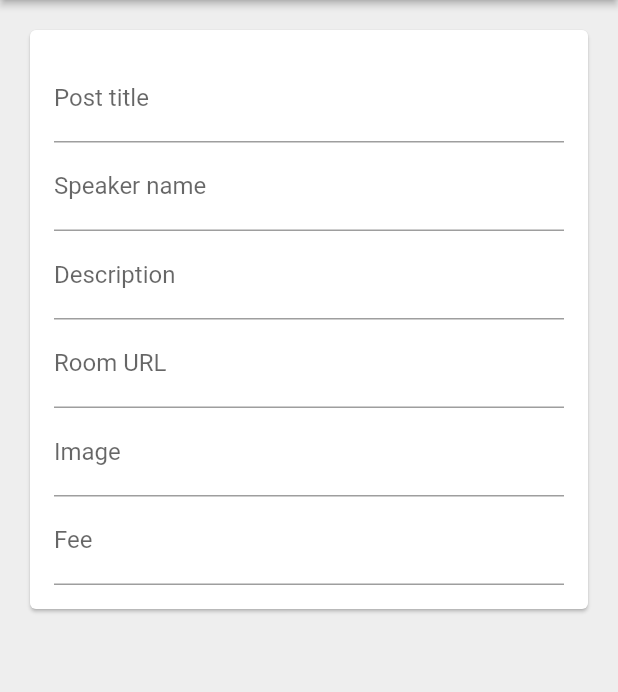
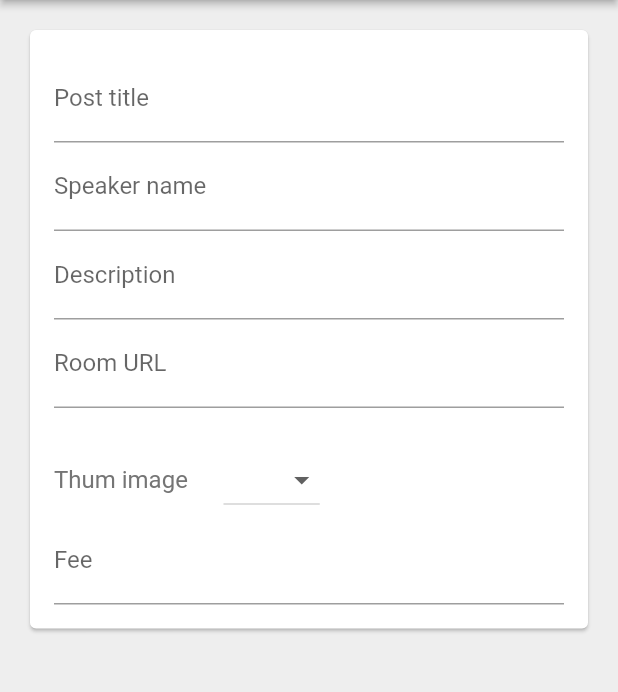
Before and after one commit to kktsuji/tellus-mockup, a Flutter app: the PostsPage screen opened directly, after a tap on the "add" icon, on a phone screen of 412 x 824 dp, the part 84-776 px from its top. Run offline on Flutter 3.47's test engine with Material 2 defaults, Android fonts, the phone set to English and light mode, and no system bars; our stand-ins replace cloud_firestore, firebase_auth, google_sign_in, rxdart; accounts and stored records are empty; statements that could not run were skipped.

Commit message:
Add post list page

```diff
--- a/lib/app/home/cupertino_home_scaffold.dart
+++ b/lib/app/home/cupertino_home_scaffold.dart
@@ -22,10 +22,10 @@ class CupertinoHomeScaffold extends StatelessWidget {
     return CupertinoTabScaffold(
       tabBar: CupertinoTabBar(
         items: [
+          _buildItem(TabItem.posts),
           _buildItem(TabItem.jobs),
           _buildItem(TabItem.entries),
           _buildItem(TabItem.account),
-          _buildItem(TabItem.posts),
         ],
         onTap: (index) => onSelectTab(TabItem.values[index]),
       ),
--- a/lib/app/home/home_page.dart
+++ b/lib/app/home/home_page.dart
@@ -13,21 +13,21 @@ class HomePage extends StatefulWidget {
 }
 
 class _HomePageState extends State<HomePage> {
-  TabItem _currentTab = TabItem.jobs;
+  TabItem _currentTab = TabItem.posts;
 
   final Map<TabItem, GlobalKey<NavigatorState>> navigatorKeys = {
+    TabItem.posts: GlobalKey<NavigatorState>(),
     TabItem.jobs: GlobalKey<NavigatorState>(),
     TabItem.entries: GlobalKey<NavigatorState>(),
     TabItem.account: GlobalKey<NavigatorState>(),
-    TabItem.posts: GlobalKey<NavigatorState>(),
   };
 
   Map<TabItem, WidgetBuilder> get widgetBuilders {
     return {
+      TabItem.posts: (_) => PostsPage(),
       TabItem.jobs: (_) => JobsPage(),
       TabItem.entries: (context) => EntriesPage.create(context),
       TabItem.account: (_) => AccountPage(),
-      TabItem.posts: (_) => PostsPage(),
     };
   }
 
--- a/lib/app/home/models/post.dart
+++ b/lib/app/home/models/post.dart
@@ -14,7 +14,7 @@ class Post {
   final String speaker;
   final String description;
   final String url;
-  final int img;
+  final String img;
   final int fee;
 
   Map<String, dynamic> toMap() {
@@ -38,7 +38,7 @@ class Post {
     final String speaker = data['speaker'];
     final String description = data['description'];
     final String url = data['url'];
-    final int img = data['img'];
+    final String img = data['img'];
     final int fee = data['fee'];
     return Post(
       postId: postId,
--- a/lib/app/home/posts/edit_post_page.dart
+++ b/lib/app/home/posts/edit_post_page.dart
@@ -34,8 +34,9 @@ class _EditPostPageState extends State<EditPostPage> {
   String _speaker;
   String _description;
   String _url;
-  int _img;
+  String _img;
   int _fee;
+  List<String> _selectedItems = ['biz', 'game', 'green', 'sea', 'sky', 'town'];
 
   @override
   void initState() {
@@ -60,6 +61,8 @@ class _EditPostPageState extends State<EditPostPage> {
   }
 
   Future<void> _submit() async {
+    print(_img);
+
     if (_validateAndSaveForm()) {
       try {
         final postId = widget.post?.postId ?? documentIdFromCurrentDate();
@@ -152,11 +155,29 @@ class _EditPostPageState extends State<EditPostPage> {
         validator: (value) => value.isNotEmpty ? null : 'URL can\'t be empty',
         onSaved: (value) => _url = value,
       ),
-      TextFormField(
-        decoration: InputDecoration(labelText: 'Image'),
-        initialValue: _img != null ? '$_img' : null,
-        validator: (value) => value.isNotEmpty ? null : 'Image can\'t be empty',
-        onSaved: (value) => _img = int.tryParse(value) ?? 0,
+      SizedBox(height: 24.0),
+      Row(
+        children: <Widget>[
+          Text(
+            'Thum image      ',
+            style: TextStyle(fontSize: 16, color: Colors.grey[600]),
+          ),
+          DropdownButton<String> (
+            value: _img,
+            onChanged: (String string) => setState(() => _img = string),
+            selectedItemBuilder: (BuildContext context) {
+              return _selectedItems.map<Widget>((String item) {
+                return Text(item);
+              }).toList();
+            },
+            items: _selectedItems.map((String item) {
+              return DropdownMenuItem<String>(
+                child: Text('$item'),
+                value: item,
+              );
+            }).toList(),
+          ),
+        ],
       ),
       TextFormField(
         decoration: InputDecoration(labelText: 'Fee'),
--- a/lib/app/home/tab_item.dart
+++ b/lib/app/home/tab_item.dart
@@ -1,7 +1,7 @@
 
 import 'package:flutter/material.dart';
 
-enum TabItem { jobs, entries, account, posts }
+enum TabItem { posts, jobs, entries, account }
 
 class TabItemData {
   const TabItemData({@required this.title, @required this.icon});
@@ -10,9 +10,9 @@ class TabItemData {
   final IconData icon;
 
   static const Map<TabItem, TabItemData> allTabs = {
+    TabItem.posts: TabItemData(title: 'Posts', icon: Icons.dehaze),
     TabItem.jobs: TabItemData(title: 'Jobs', icon: Icons.work),
     TabItem.entries: TabItemData(title: 'Entries', icon: Icons.view_headline),
     TabItem.account: TabItemData(title: 'Account', icon: Icons.person),
-    TabItem.posts: TabItemData(title: 'Posts', icon: Icons.dehaze),
   };
 }
```
Also changed, not shown: lib/app/home/posts/post_list_card.dart (+47 -4 lines), lib/app/home/posts/posts_page.dart (+8 -6 lines), pubspec.yaml (+7 -0 lines), images/avatar.jpg (added), images/biz.jpg (added), images/game.jpg (added), images/green.jpg (added), images/sea.jpg (added), images/sky.jpg (added), images/town.jpg (added).
